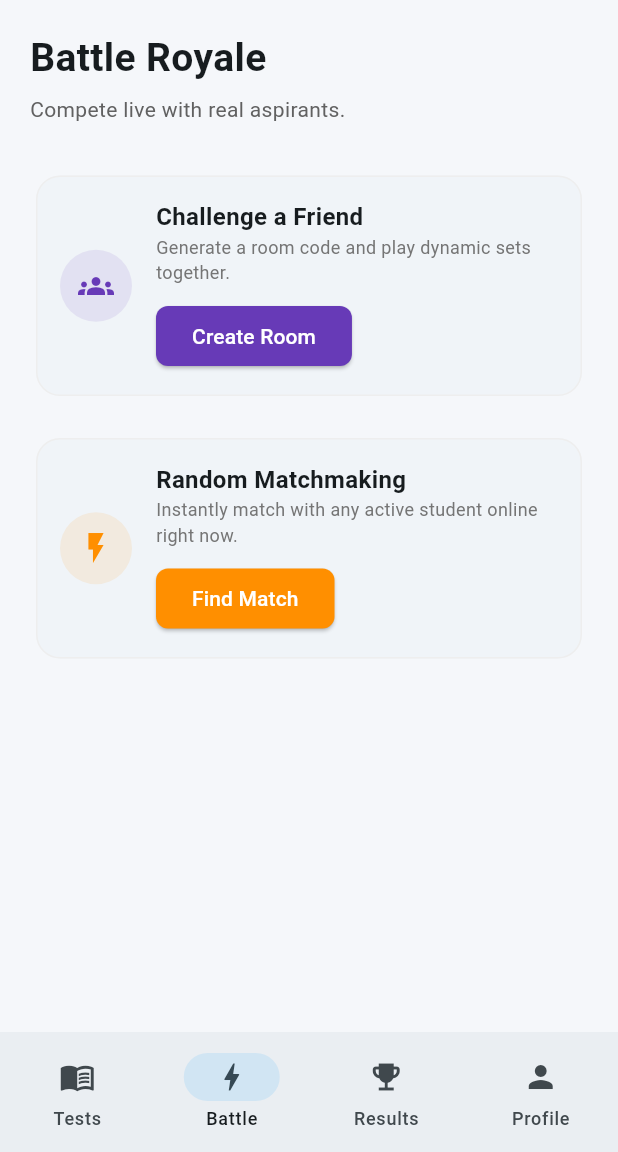
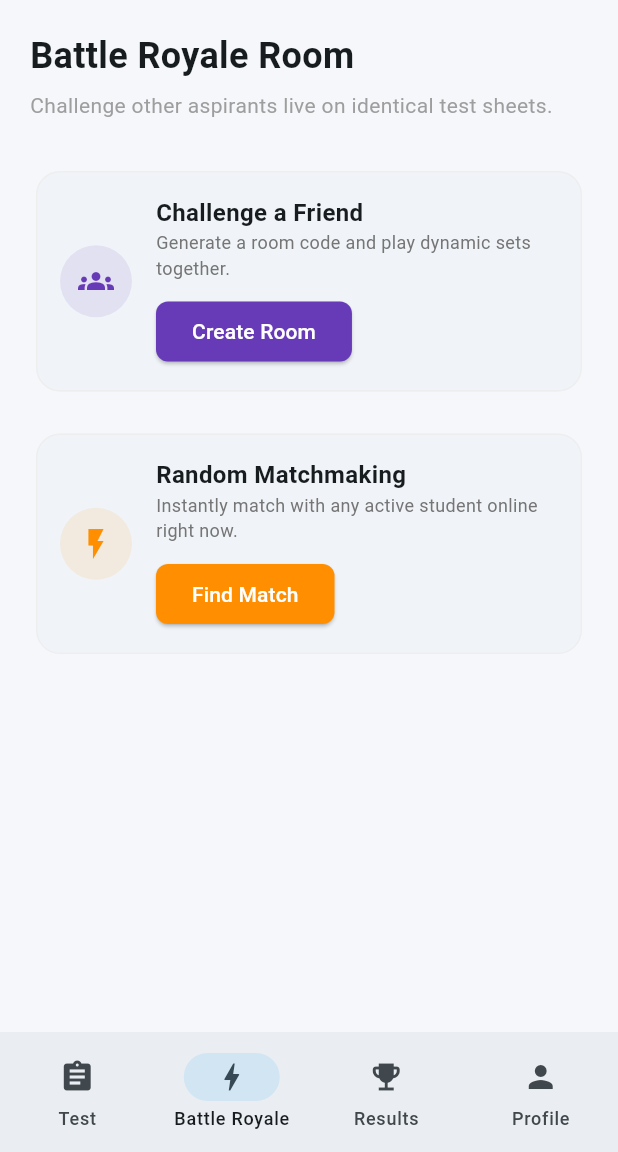
Before and after one commit to shailenxo/johar-gk, a Flutter app: the screen it shows after launch, item 2 of the bottom bar chosen, on a phone screen of 412 x 824 dp, the part 84-1236 px from its top. Run offline on Flutter 3.47's test engine with Material 3 defaults, Android fonts, the phone set to English and light mode, and no system bars.

Commit message:
Changed main home structure to show the 4 core tabs directly

```diff
--- a/lib/screens/home/home_screen.dart
+++ b/lib/screens/home/home_screen.dart
@@ -1,7 +1,5 @@
 import 'package:flutter/material.dart';
 import 'package:johar_gk/screens/tests/chapter_screen.dart';
-import '../../core/theme/app_colors.dart';
-import '../../widgets/feature_card.dart';
 
 class HomeScreen extends StatefulWidget {
   const HomeScreen({super.key});
@@ -13,17 +11,17 @@ class HomeScreen extends StatefulWidget {
 class _HomeScreenState extends State<HomeScreen> {
   int _currentIndex = 0;
 
-  // The 4 distinct tabs engine
+  // The 4 screens matching your tabs exactly
   late final List<Widget> _tabs;
 
   @override
   void initState() {
     super.initState();
     _tabs = [
-      _buildHomeTestDashboard(),
-      _buildBattleHub(),
-      _buildResultsDashboard(),
-      _buildProfileDashboard(),
+      const ChapterScreen(), // Tab 1 opens your core Chapter-wise Mock Tests directly!
+      _buildBattleHub(), // Tab 2: Battle Royale
+      _buildResultsHub(), // Tab 3: Results Repository
+      _buildProfileHub(), // Tab 4: Profile & Validity
     ];
   }
 
@@ -45,8 +43,8 @@ class _HomeScreenState extends State<HomeScreen> {
           });
         },
         destinations: const [
-          NavigationDestination(icon: Icon(Icons.menu_book), label: 'Tests'),
-          NavigationDestination(icon: Icon(Icons.bolt), label: 'Battle'),
+          NavigationDestination(icon: Icon(Icons.assignment), label: 'Test'),
+          NavigationDestination(icon: Icon(Icons.bolt), label: 'Battle Royale'),
           NavigationDestination(
             icon: Icon(Icons.emoji_events),
             label: 'Results',
@@ -58,78 +56,7 @@ class _HomeScreenState extends State<HomeScreen> {
   }
 
   // =========================================================================
-  // TAB 1: TESTS DASHBOARD (Your Original Grid UI)
-  // =========================================================================
-  Widget _buildHomeTestDashboard() {
-    return Padding(
-      padding: const EdgeInsets.all(20),
-      child: Column(
-        crossAxisAlignment: CrossAxisAlignment.start,
-        children: [
-          const Text(
-            'Johar! 👋',
-            style: TextStyle(fontSize: 30, fontWeight: FontWeight.bold),
-          ),
-          const SizedBox(height: 8),
-          Text(
-            'Johar to Success!',
-            style: TextStyle(fontSize: 18, color: Colors.grey.shade700),
-          ),
-          const SizedBox(height: 30),
-          Expanded(
-            child: GridView.count(
-              crossAxisCount: 2,
-              crossAxisSpacing: 16,
-              mainAxisSpacing: 16,
-              children: [
-                FeatureCard(
-                  icon: Icons.menu_book,
-                  title: 'Learn',
-                  color: AppColors.learn,
-                  onTap: () {
-                    Navigator.push(
-                      context,
-                      MaterialPageRoute(
-                        builder: (context) => const ChapterScreen(),
-                      ),
-                    );
-                  },
-                ),
-                FeatureCard(
-                  icon: Icons.edit_note,
-                  title: 'Practice',
-                  color: AppColors.practice,
-                  onTap: () {},
-                ),
-                FeatureCard(
-                  icon: Icons.quiz,
-                  title: 'Mock Test',
-                  color: AppColors.quiz,
-                  onTap: () {
-                    Navigator.push(
-                      context,
-                      MaterialPageRoute(
-                        builder: (context) => const ChapterScreen(),
-                      ),
-                    );
-                  },
-                ),
-                FeatureCard(
-                  icon: Icons.bookmark,
-                  title: 'Bookmarks',
-                  color: AppColors.bookmark,
-                  onTap: () {},
-                ),
-              ],
-            ),
-          ),
-        ],
-      ),
-    );
-  }
-
-  // =========================================================================
-  // TAB 2: BATTLE ROYALE HUB
+  // TAB 2: BATTLE ROYALE SCREEN
   // =========================================================================
   Widget _buildBattleHub() {
     return Padding(
@@ -138,13 +65,13 @@ class _HomeScreenState extends State<HomeScreen> {
         crossAxisAlignment: CrossAxisAlignment.start,
         children: [
           const Text(
-            'Battle Royale',
-            style: TextStyle(fontSize: 26, fontWeight: FontWeight.bold),
+            'Battle Royale Room',
+            style: TextStyle(fontSize: 24, fontWeight: FontWeight.bold),
           ),
           const SizedBox(height: 6),
-          Text(
-            'Compete live with real aspirants.',
-            style: TextStyle(color: Colors.grey.shade700),
+          const Text(
+            'Challenge other aspirants live on identical test sheets.',
+            style: TextStyle(color: Colors.grey),
           ),
           const SizedBox(height: 30),
           _buildActionCard(
@@ -168,6 +95,7 @@ class _HomeScreenState extends State<HomeScreen> {
     );
   }
 
+  // Helper widget to easily draw clean battle action cards
   Widget _buildActionCard({
     required String title,
     required String description,
@@ -187,7 +115,7 @@ class _HomeScreenState extends State<HomeScreen> {
           children: [
             CircleAvatar(
               radius: 24,
-              backgroundColor: color.withValues(alpha: 0.1),
+              backgroundColor: color.withOpacity(0.1),
               child: Icon(icon, color: color),
             ),
             const SizedBox(width: 16),
@@ -228,9 +156,9 @@ class _HomeScreenState extends State<HomeScreen> {
   }
 
   // =========================================================================
-  // TAB 3: LIVE RESULTS REPOSITORY
+  // TAB 3: RESULTS SCREEN
   // =========================================================================
-  Widget _buildResultsDashboard() {
+  Widget _buildResultsHub() {
     return Center(
       child: Column(
         mainAxisAlignment: MainAxisAlignment.center,
@@ -242,11 +170,11 @@ class _HomeScreenState extends State<HomeScreen> {
           ),
           const SizedBox(height: 12),
           const Text(
-            'Performance & Ranks',
+            'Performance Repository',
             style: TextStyle(fontWeight: FontWeight.bold, fontSize: 18),
           ),
           Text(
-            'Live dynamic scores will sort here.',
+            'Live dynamic scores & ranks will sort here.',
             style: TextStyle(color: Colors.grey.shade600),
           ),
         ],
@@ -255,9 +183,9 @@ class _HomeScreenState extends State<HomeScreen> {
   }
 
   // =========================================================================
-  // TAB 4: PROFILE & SUBSCRIPTION VALIDITY
+  // TAB 4: PROFILE SCREEN WITH VALIDITY
   // =========================================================================
-  Widget _buildProfileDashboard() {
+  Widget _buildProfileHub() {
     return Padding(
       padding: const EdgeInsets.all(20.0),
       child: Column(
```
